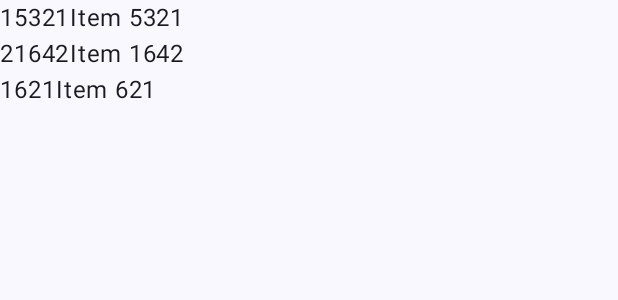
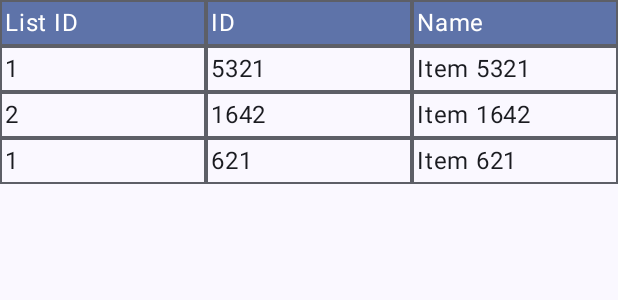
Before and after one commit to massir-rpi/ListSort, an Android app built with Jetpack Compose: the @Preview function ListScreenPreview, on a phone screen of 412 x 824 dp. Shown: the top 300 px of the screen. Run offline under Robolectric (Android 15) with nearby library versions, the phone set to English and light mode, and no system bars; network calls fail; pictures from the network do not load.

```diff
--- a/app/src/main/java/com/massir/listsort/list/ListScreen.kt
+++ b/app/src/main/java/com/massir/listsort/list/ListScreen.kt
@@ -1,19 +1,29 @@
 package com.massir.listsort.list
 
+import androidx.compose.foundation.background
+import androidx.compose.foundation.border
+import androidx.compose.foundation.layout.Box
 import androidx.compose.foundation.layout.Column
 import androidx.compose.foundation.layout.Row
 import androidx.compose.foundation.layout.fillMaxSize
+import androidx.compose.foundation.layout.fillMaxWidth
 import androidx.compose.foundation.layout.padding
+import androidx.compose.foundation.lazy.LazyColumn
+import androidx.compose.material3.MaterialTheme
 import androidx.compose.material3.Scaffold
 import androidx.compose.material3.Text
 import androidx.compose.runtime.Composable
 import androidx.compose.runtime.LaunchedEffect
 import androidx.compose.runtime.getValue
 import androidx.compose.ui.Modifier
+import androidx.compose.ui.graphics.Color
+import androidx.compose.ui.res.dimensionResource
+import androidx.compose.ui.res.stringResource
 import androidx.compose.ui.tooling.preview.Preview
 import androidx.hilt.navigation.compose.hiltViewModel
 import androidx.lifecycle.compose.collectAsStateWithLifecycle
 import androidx.navigation.NavController
+import com.massir.listsort.R
 import com.massir.listsort.api.ListItem
 import com.massir.listsort.ui.theme.ListSortTheme
 
@@ -62,16 +72,96 @@ private fun Screen (
     ) { innerPadding ->
         Column(
             Modifier
-                .padding(innerPadding)
-                .fillMaxSize(),
+                .padding(innerPadding),
         ) {
-            uiState.list.forEach { item ->
-                Row {
-                    Text(item.listId.toString())
-                    Text(item.id.toString())
-                    Text(item.name.toString())
+            ItemCell(
+                listId = stringResource(R.string.list_id),
+                id = stringResource(R.string.id),
+                name = stringResource(R.string.name),
+                textColor = MaterialTheme.colorScheme.onPrimaryContainer,
+                backgroundColor = MaterialTheme.colorScheme.primaryContainer
+            )
+            LazyColumn(
+                Modifier
+                    .fillMaxSize(),
+            ) {
+                items(
+                    count = uiState.list.size
+                ) { index ->
+                    ItemCell(
+                        listId = uiState.list[index].listId,
+                        id = uiState.list[index].id,
+                        name = uiState.list[index].name,
+                    )
                 }
             }
         }
     }
 }
+
+@Composable
+private fun ItemCell(
+    listId: Any?,
+    id: Any?,
+    name: Any?,
+    modifier: Modifier = Modifier,
+    textColor: Color = Color.Unspecified,
+    backgroundColor: Color = Color.Unspecified,
+) {
+    Row(
+        modifier = modifier.then(
+            Modifier
+                .fillMaxWidth(),
+        )
+    ) {
+        TextBox(
+            listId.toString(),
+            modifier = Modifier
+                .weight(1f)
+                .fillMaxWidth(),
+            textColor = textColor,
+            backgroundColor = backgroundColor,
+        )
+        TextBox(
+            id.toString(),
+            modifier = Modifier
+                .weight(1f)
+                .fillMaxWidth(),
+            textColor = textColor,
+            backgroundColor = backgroundColor,
+        )
+        TextBox(
+            name.toString(),
+            modifier = Modifier
+                .weight(1f)
+                .fillMaxWidth(),
+            textColor = textColor,
+            backgroundColor = backgroundColor,
+        )
+    }
+}
+
+@Composable
+private fun TextBox(
+    text: String,
+    modifier: Modifier = Modifier,
+    textColor: Color = Color.Unspecified,
+    backgroundColor: Color = Color.Unspecified,
+) {
+    Box(
+        modifier = modifier.then(
+            Modifier
+                .background(backgroundColor)
+                .border(
+                    width = dimensionResource(R.dimen.border),
+                    color = MaterialTheme.colorScheme.outline,
+                )
+                .padding(dimensionResource(R.dimen.tiny_padding))
+        )
+    ) {
+        Text(
+            text = text,
+            color = textColor,
+        )
+    }
+}
--- a/app/src/main/java/com/massir/listsort/list/ListViewModel.kt
+++ b/app/src/main/java/com/massir/listsort/list/ListViewModel.kt
@@ -10,7 +10,7 @@ import javax.inject.Inject
 
 @HiltViewModel
 class ListViewModel @Inject constructor(
-    val listRepository: ListRepository,
+    private val listRepository: ListRepository,
 ) : ViewModel() {
     private val _uiStateFlow = MutableStateFlow(ListUiState())
     val uiStateFlow = _uiStateFlow.asStateFlow()
@@ -20,6 +20,8 @@ class ListViewModel @Inject constructor(
             listRepository.getHiringList().body()?.let { response ->
                 _uiStateFlow.value = _uiStateFlow.value.copy(
                     list = response
+                        .filter { it.name != null && it.name != ""}
+                        .sortedWith(compareBy({ it.listId }, { it.name }))
                 )
             }
         }
--- /dev/null
+++ b/app/src/main/res/values/dimens.xml
@@ -0,0 +1,16 @@
+<?xml version="1.0" encoding="utf-8"?>
+<resources>
+    <!-- Padding -->
+    <dimen name="large_padding">32dp</dimen>
+    <dimen name="medium_padding">16dp</dimen>
+    <dimen name="small_padding">10dp</dimen>
+    <dimen name="tiny_padding">3dp</dimen>
+
+    <!-- Size -->
+    <dimen name="big_size">80dp</dimen>
+    <dimen name="medium_size">50dp</dimen>
+    <dimen name="small_size">40dp</dimen>
+
+    <!-- Border -->
+    <dimen name="border">1dp</dimen>
+</resources>
--- a/app/src/main/res/values/strings.xml
+++ b/app/src/main/res/values/strings.xml
@@ -1,3 +1,6 @@
 <resources>
     <string name="app_name">List Sort</string>
+    <string name="id">ID</string>
+    <string name="list_id">List ID</string>
+    <string name="name">Name</string>
 </resources>
```
